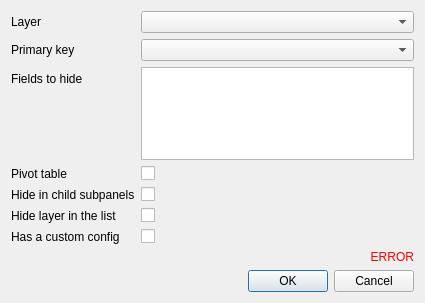
The window that lizmap/resources/ui/ui_form_attribute_table.ui (3liz/lizmap-plugin) describes before a commit, drawn with Qt 5.
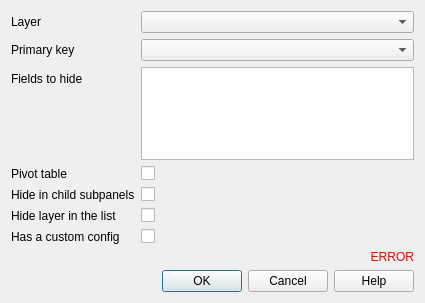
The same window after the commit. Custom widgets are drawn as their Qt base class.

Commit message: UX - Add a link to the online help on each edition form

```diff
--- a/lizmap/resources/ui/ui_form_attribute_table.ui
+++ b/lizmap/resources/ui/ui_form_attribute_table.ui
@@ -126,7 +126,7 @@
       <enum>Qt::Horizontal</enum>
      </property>
      <property name="standardButtons">
-      <set>QDialogButtonBox::Cancel|QDialogButtonBox::Ok</set>
+      <set>QDialogButtonBox::Help|QDialogButtonBox::Cancel|QDialogButtonBox::Ok</set>
      </property>
     </widget>
    </item>
```
The commit also changes 21 other files.
